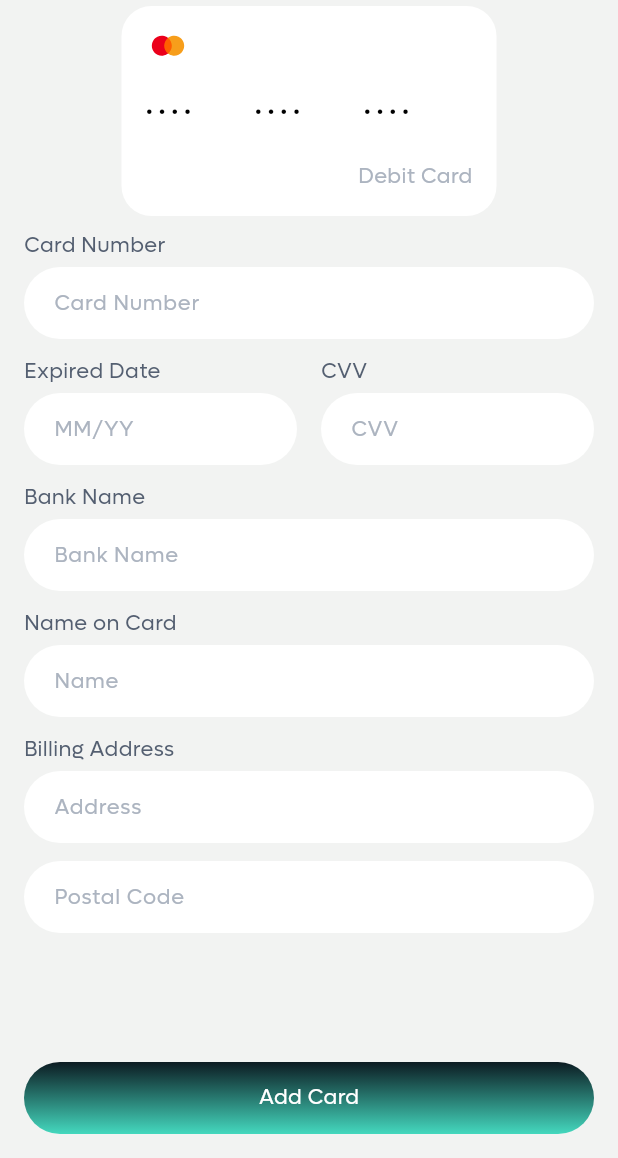
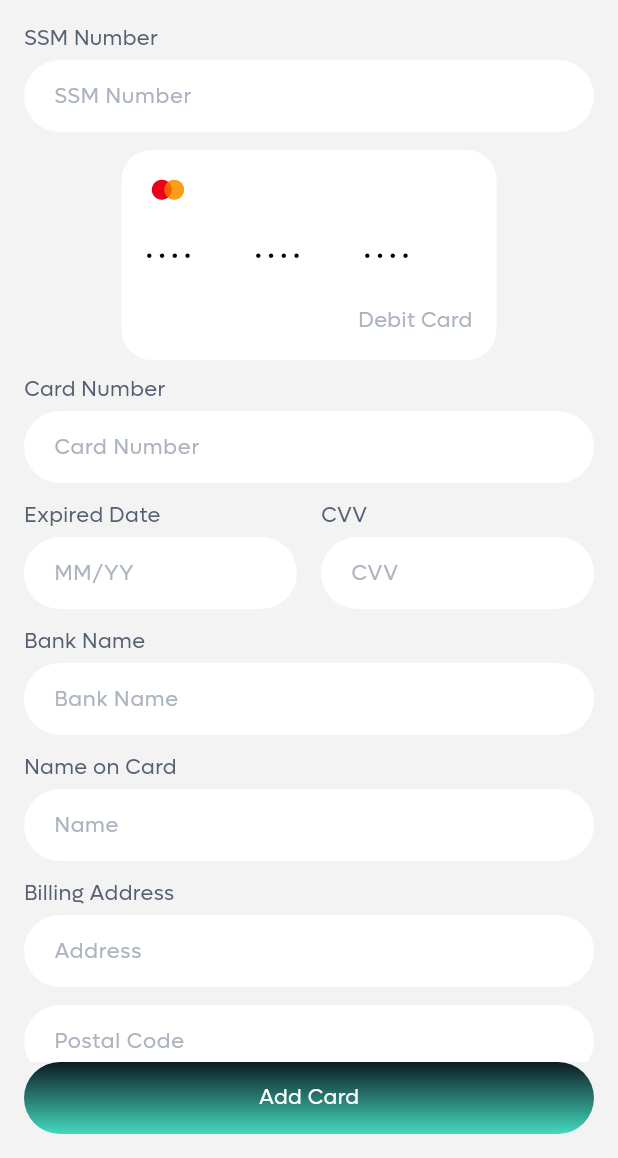
Before and after one commit to 2001arman/lawan, a Flutter app: the PaymentPage screen opened by its route, after a tap on the "add" icon, on a phone screen of 412 x 824 dp, the part 78-1236 px from its top. Run offline on Flutter 3.47's test engine with Material 3 defaults, Android fonts, the phone set to English and light mode, and no system bars; our stand-ins replace blur, carousel_slider, emoji_picker_flutter, file_picker, firebase_core, flutter_svg and 10 more; missing offline and left inert: add_2_calendar, appinio_social_share, country_state_city_pro, expansion_widget, image_picker_android, image_picker_platform_interface and 3 more; accounts and stored records are empty; statements that could not run were skipped.

Commit message:
refactor add card page

```diff
--- a/lib/core/app_route.dart
+++ b/lib/core/app_route.dart
@@ -1,6 +1,8 @@
 import 'package:get/get_navigation/src/routes/get_route.dart';
 import 'package:lawan/features/presentation/admin/admin_main_binding.dart';
 import 'package:lawan/features/presentation/admin/admin_main_ui.dart';
+import 'package:lawan/features/presentation/admin/bank/admin_bank_binding.dart';
+import 'package:lawan/features/presentation/admin/bank/admin_bank_ui.dart';
 import 'package:lawan/features/presentation/auth/auth_binding.dart';
 import 'package:lawan/features/presentation/auth/auth_ui.dart';
 import 'package:lawan/features/presentation/auth/information/auth_information_binding.dart';
@@ -13,10 +15,11 @@ import 'package:lawan/features/presentation/player/club/create-club/create_club_
 import 'package:lawan/features/presentation/player/club/create-club/create_club_ui.dart';
 import 'package:lawan/features/presentation/player/payment/checkout/controller/checkout_binding.dart';
 import 'package:lawan/features/presentation/player/payment/checkout/ui/checkout_ui.dart';
+import 'package:lawan/features/presentation/player/payment/payment/add_card/payment_add_card_binding.dart';
 import 'package:lawan/features/presentation/player/player_main_binding.dart';
-import 'package:lawan/features/presentation/player/payment/payment/controllers/payment_binding.dart';
-import 'package:lawan/features/presentation/player/payment/payment/pages/payment_add_card_page.dart';
-import 'package:lawan/features/presentation/player/payment/payment/pages/payment_page.dart';
+import 'package:lawan/features/presentation/player/payment/payment/payment_binding.dart';
+import 'package:lawan/features/presentation/player/payment/payment/add_card/payment_add_card_page.dart';
+import 'package:lawan/features/presentation/player/payment/payment/payment_page.dart';
 import 'package:lawan/features/presentation/player/player_main_ui.dart';
 import 'package:lawan/features/presentation/qr-profile/qr_profile_ui.dart';
 import 'package:lawan/features/presentation/referee/referee_binding.dart';
@@ -48,7 +51,7 @@ class AppRoute {
     GetPage(
       name: PaymentAddCardPage.namePath,
       page: () => PaymentAddCardPage(),
-      binding: PaymentBinding(),
+      binding: PaymentAddCardBinding(),
     ),
     GetPage(
       name: LobbyUi.namePath,
@@ -84,5 +87,10 @@ class AppRoute {
       page: () => RefereeUi(),
       binding: RefereeBinding(),
     ),
+    GetPage(
+      name: AdminBankUi.namePath,
+      page: () => AdminBankUi(),
+      binding: AdminBankBinding(),
+    ),
   ];
 }
--- /dev/null
+++ b/lib/features/presentation/admin/bank/admin_bank_binding.dart
@@ -0,0 +1,9 @@
+import 'package:get/get.dart';
+import 'package:lawan/features/presentation/admin/bank/admin_bank_logic.dart';
+
+class AdminBankBinding extends Bindings {
+  @override
+  void dependencies() {
+    Get.lazyPut(() => AdminBankLogic());
+  }
+}
--- /dev/null
+++ b/lib/features/presentation/admin/bank/admin_bank_logic.dart
@@ -0,0 +1,6 @@
+import 'package:get/get.dart';
+import 'package:lawan/features/presentation/admin/bank/admin_bank_state.dart';
+
+class AdminBankLogic extends GetxController {
+  final state = AdminBankState();
+}
--- /dev/null
+++ b/lib/features/presentation/admin/bank/admin_bank_state.dart
@@ -0,0 +1 @@
+class AdminBankState {}
--- /dev/null
+++ b/lib/features/presentation/player/payment/payment/add_card/payment_add_card_binding.dart
@@ -0,0 +1,9 @@
+import 'package:get/get.dart';
+import 'package:lawan/features/presentation/player/payment/payment/add_card/payment_add_card_logic.dart';
+
+class PaymentAddCardBinding extends Bindings {
+  @override
+  void dependencies() {
+    Get.lazyPut(() => PaymentAddCardLogic());
+  }
+}
--- /dev/null
+++ b/lib/features/presentation/player/payment/payment/add_card/payment_add_card_logic.dart
@@ -0,0 +1,63 @@
+import 'package:flutter/material.dart';
+import 'package:get/get.dart';
+import 'package:lawan/features/presentation/player/payment/payment/models/card_model.dart';
+
+class PaymentAddCardLogic extends GetxController {
+  final GlobalKey<FormState> formKey = GlobalKey<FormState>();
+  TextEditingController cardNumberCtrl = TextEditingController();
+  TextEditingController expDateCtrl = TextEditingController();
+  TextEditingController cvvCtrl = TextEditingController();
+  TextEditingController bankNameCtrl = TextEditingController();
+  TextEditingController nameCtrl = TextEditingController();
+  TextEditingController addressCtrl = TextEditingController();
+  TextEditingController postCodeCtrl = TextEditingController();
+  bool isAdmin = false;
+  late void Function(CardModel data) functionLogic;
+
+  @override
+  onInit() {
+    isAdmin = Get.arguments[0];
+    functionLogic = Get.arguments[1];
+    super.onInit();
+  }
+
+  bool _doValidate() {
+    if (formKey.currentState!.validate()) {
+      return true;
+    } else {
+      return false;
+    }
+  }
+
+  void clearData() {
+    cardNumberCtrl.clear();
+    bankNameCtrl.clear();
+    nameCtrl.clear();
+    expDateCtrl.clear();
+    cvvCtrl.clear();
+    addressCtrl.clear();
+    postCodeCtrl.clear();
+  }
+
+  void addCard() {
+    if (_doValidate()) {
+      final card = CardModel(
+        cardNumber: cardNumberCtrl.text,
+        bankName: bankNameCtrl.text,
+        ownerName: nameCtrl.text,
+        expDate: expDateCtrl.text,
+        cvv: cvvCtrl.text,
+        address: addressCtrl.text,
+        postCode: postCodeCtrl.text,
+      );
+      functionLogic(card);
+      clearData();
+    }
+  }
+
+  @override
+  void dispose() {
+    clearData();
+    super.dispose();
+  }
+}
--- a/lib/features/presentation/player/payment/payment/pages/payment_add_card_page.dart
+++ b/lib/features/presentation/player/payment/payment/add_card/payment_add_card_page.dart
@@ -4,6 +4,7 @@ import 'package:flutter/material.dart';
 import 'package:flutter/services.dart';
 import 'package:flutter_svg/svg.dart';
 import 'package:get/get.dart';
+import 'package:lawan/features/presentation/player/payment/payment/add_card/payment_add_card_logic.dart';
 import 'package:lawan/utility/shared/widgets/buttons/gradient_button.dart';
 import 'package:lawan/utility/util/formatter/alphabet_formatter.dart';
 import 'package:lawan/utility/util/formatter/expired_date_format.dart';
@@ -12,11 +13,10 @@ import '../../../../../../utility/shared/constants/constants_ui.dart';
 import '../../../../../../utility/shared/widgets/buttons/circle_button_transparent_widget.dart';
 import '../../../../../../utility/shared/widgets/custom_text_form_fields.dart';
 import '../../../../../../utility/shared/widgets/payment/card_widget.dart';
-import '../controllers/payment_controller.dart';
 
 class PaymentAddCardPage extends StatelessWidget {
   static const String namePath = '/payment_add_card_page';
-  final ctrl = Get.find<PaymentController>();
+  final ctrl = Get.find<PaymentAddCardLogic>();
   PaymentAddCardPage({super.key});
 
   @override
@@ -59,6 +59,17 @@ class PaymentAddCardPage extends StatelessWidget {
       ),
       body: Column(
         children: [
+          Padding(
+            padding: EdgeInsets.fromLTRB(defaultMargin, 12, defaultMargin, 0),
+            child: CustomTextFormField(
+              hintText: 'SSM Number',
+              controller: TextEditingController(),
+              title: 'SSM Number',
+              textInputType: TextInputType.number,
+              maxLength: 19,
+              onChanged: (value) {},
+            ),
+          ),
           Obx(
             () => CardWidget(
               icon: "assets/icons/mastercard.svg",
--- a/lib/features/presentation/player/payment/payment/controllers/payment_binding.dart
+++ b/lib/features/presentation/player/payment/payment/payment_binding.dart
@@ -1,5 +1,5 @@
 import 'package:get/get.dart';
-import 'package:lawan/features/presentation/player/payment/payment/controllers/payment_controller.dart';
+import 'package:lawan/features/presentation/player/payment/payment/payment_controller.dart';
 
 class PaymentBinding extends Bindings {
   @override
--- a/lib/features/presentation/player/payment/payment/pages/payment_page.dart
+++ b/lib/features/presentation/player/payment/payment/payment_page.dart
@@ -6,11 +6,11 @@ import 'package:get/get.dart';
 import 'package:lawan/utility/shared/widgets/buttons/gradient_button.dart';
 import 'package:lawan/utility/shared/widgets/gradient/horizontal_white_gradient.dart';
 
-import '../../../../../../utility/shared/constants/constants_ui.dart';
-import '../../../../../../utility/shared/widgets/buttons/circle_button_transparent_widget.dart';
-import '../../../../../../utility/shared/widgets/payment/card_widget.dart';
-import '../controllers/payment_controller.dart';
-import 'payment_add_card_page.dart';
+import '../../../../../utility/shared/constants/constants_ui.dart';
+import '../../../../../utility/shared/widgets/buttons/circle_button_transparent_widget.dart';
+import '../../../../../utility/shared/widgets/payment/card_widget.dart';
+import 'payment_controller.dart';
+import 'add_card/payment_add_card_page.dart';
 
 class PaymentPage extends StatefulWidget {
   static const String namePath = '/payment_page';
@@ -119,7 +119,13 @@ class _PaymentPageState extends State<PaymentPage> {
       child: Row(
         children: [
           GestureDetector(
-            onTap: () => Get.toNamed(PaymentAddCardPage.namePath),
+            onTap: () => Get.toNamed(
+              PaymentAddCardPage.namePath,
+              arguments: [
+                false,
+                widget.ctrl.addCard,
+              ],
+            ),
             child: Container(
               height: 150,
               padding: const EdgeInsets.symmetric(horizontal: 10),
--- a/lib/utility/shared/widgets/navigations/payment_bottom_bar.dart
+++ b/lib/utility/shared/widgets/navigations/payment_bottom_bar.dart
@@ -1,7 +1,7 @@
 import 'package:flutter/material.dart';
 import 'package:flutter_svg/svg.dart';
 import 'package:get/get.dart';
-import 'package:lawan/features/presentation/player/payment/payment/pages/payment_page.dart';
+import 'package:lawan/features/presentation/player/payment/payment/payment_page.dart';
 
 import '../../constants/constants_ui.dart';
 import '../buttons/gradient_button.dart';
```
Also changed, not shown: lib/features/presentation/admin/bank/admin_bank_ui.dart (added, +15 -0 lines), lib/features/presentation/player/payment/payment/payment_controller.dart (renamed from lib/features/presentation/player/payment/payment/controllers/payment_controller.dart, +3 -51 lines).
